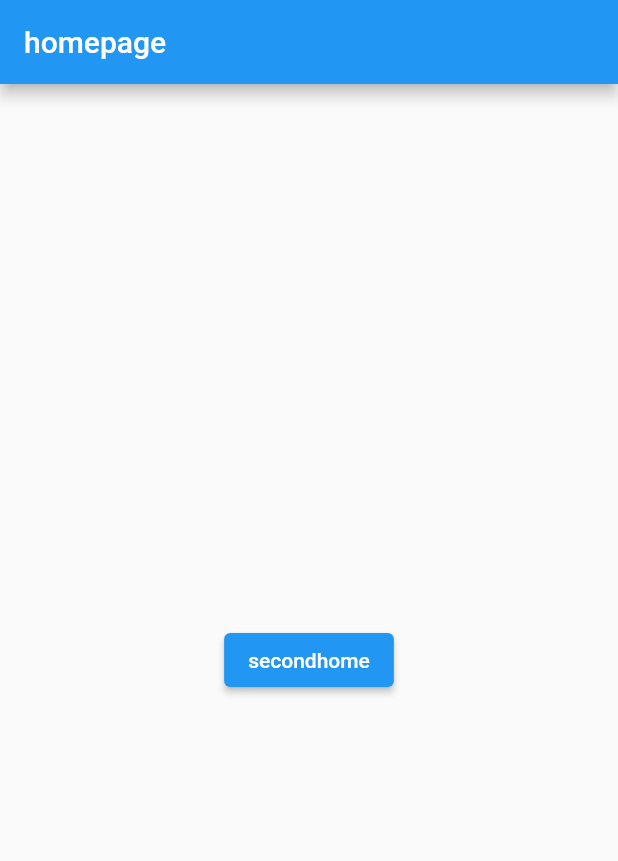
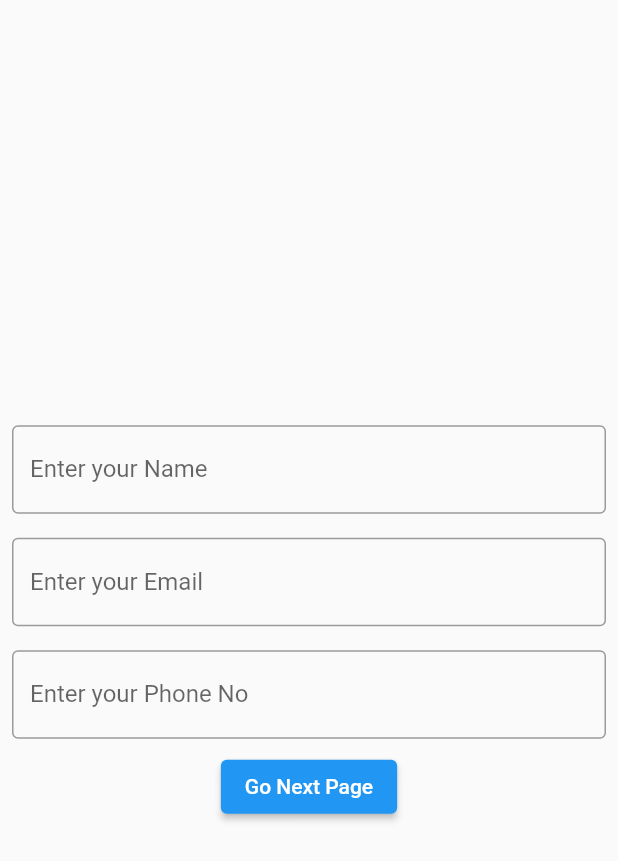
Before and after one commit to NabeelShajahan/sharedata, a Flutter app: the screen it shows after launch, on a phone screen of 412 x 824 dp. Shown: the top 861 px of the screen. Run offline on Flutter 3.47's test engine with Material 2 defaults, Android fonts, the light colour scheme and no system bars.

Commit message:
testing push

```diff
--- a/lib/main.dart
+++ b/lib/main.dart
@@ -1,57 +1,105 @@
 import 'package:flutter/material.dart';
 
+
 void main() {
-  runApp(const MaterialApp(
-    home: Homepage(),
-  ));
+  runApp(MyApp());
 }
 
-class Homepage extends StatefulWidget {
-  const Homepage({Key? key}) : super(key: key);
+class MyApp extends StatelessWidget {
+  // This widget is the root of your application.
+  @override
+  Widget build(BuildContext context) {
+    return MaterialApp(
+      title: 'Flutter Demo',
+      theme: ThemeData(
+        primarySwatch: Colors.blue,
+      ),
+      home: Form(),
+    );
+  }
+}
+
+class Form extends StatefulWidget {
+  const Form({Key? key}) : super(key: key);
 
   @override
-  State<Homepage> createState() => _HomepageState();
+  _FormState createState() => _FormState();
 }
 
-class _HomepageState extends State<Homepage> {
+class _FormState extends State<Form> {
+  TextEditingController _name = TextEditingController();
+  TextEditingController _email = TextEditingController();
+  TextEditingController _phone = TextEditingController();
   @override
   Widget build(BuildContext context) {
     return Scaffold(
-      appBar: AppBar(
-        title: Text('homepage'),
-      ),
       body: Center(
-        child: ElevatedButton(onPressed: () {
-          Route route = MaterialPageRoute(builder: (context) => Secondpage());
-          Navigator.push(context, route);
-        }, child: Text('secondhome'),
+        child: Column(
+          mainAxisAlignment: MainAxisAlignment.center,
+          children: [
+            Padding(
+              padding: const EdgeInsets.all(8.0),
+              child: TextField(
+                controller: _name,
+                decoration: InputDecoration(
+                    border: OutlineInputBorder(),
+                    labelText: 'Enter your Name'
+                ),
+              ),
+            ),
+            Padding(
+              padding: const EdgeInsets.all(8.0),
+              child: TextField(
+                controller: _email,
+                decoration: InputDecoration(
+                    border: OutlineInputBorder(),
+                    labelText: 'Enter your Email'
+                ),
+              ),
+            ),
+            Padding(
+              padding: const EdgeInsets.all(8.0),
+              child: TextField(
+                controller: _phone,
+                decoration: InputDecoration(
+                    border: OutlineInputBorder(),
+                    labelText: 'Enter your Phone No'
+                ),
+              ),
+            ),
+            ElevatedButton(onPressed: (){
 
+              Navigator.of(context).push(MaterialPageRoute(builder: (context)=>WelcomePage(name: _name.text, email: _email.text, phone: _phone.text)));
+
+            }, child: Text('Go Next Page'))
+          ],
         ),
       ),
     );
   }
 }
 
-
-class Secondpage extends StatelessWidget {
-  const Secondpage({Key? key}) : super(key: key);
-  user ? user;
-
+class WelcomePage extends StatelessWidget {
+  String name,email,phone;
+  WelcomePage({Key? key,required this.name,required this.email,required this.phone}) : super(key: key);
   @override
   Widget build(BuildContext context) {
-RouteSettings ? settings = ModalRoute.of(context)?.settings;
-user = settings?.arguments as User?;
     return Scaffold(
       appBar: AppBar(
-        title: Text('homepage'),
+        title: Text('Demo'),
       ),
       body: Center(
-        child: ElevatedButton(onPressed: () {
-          Navigator.pop(context);
-        },
-          child: Text('welcome to my secondhome'),
+        child: Center(
+          child: Column(
+            crossAxisAlignment: CrossAxisAlignment.start,
+            children: [
+              Text('Name: $name'),
+              Text('Email: $email'),
+              Text('Phone: $phone'),
+            ],
+          ),
         ),
       ),
     );
   }
-}
+}fghjklgh
```
